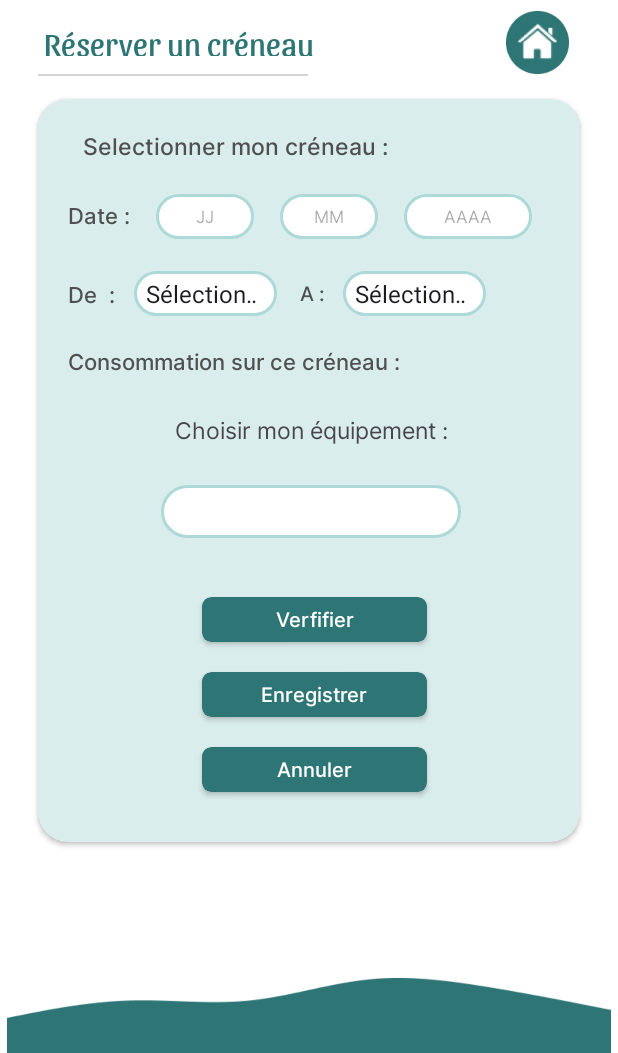
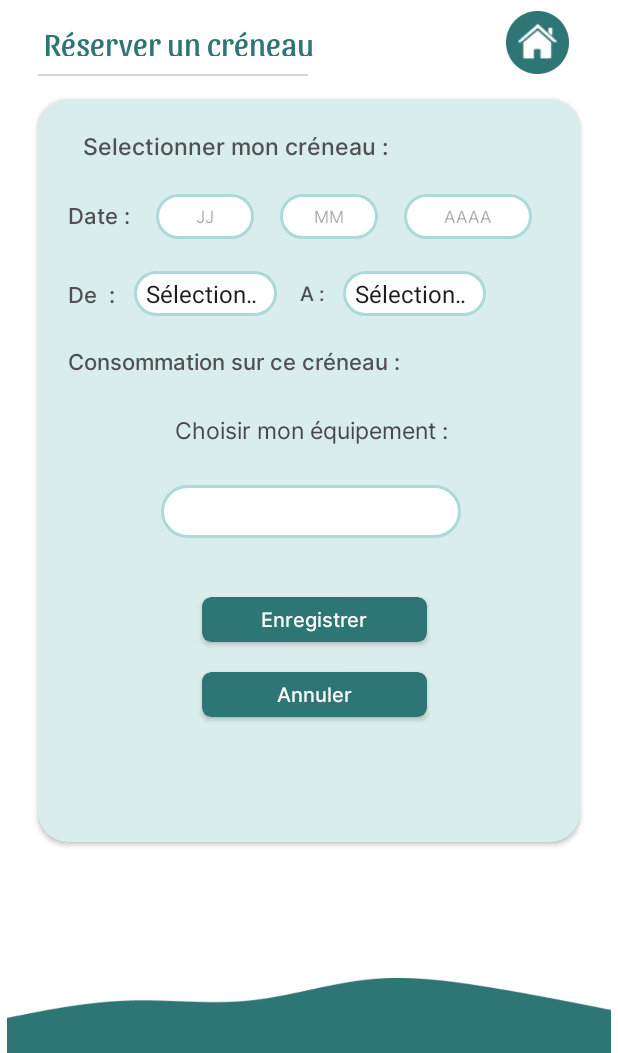
Before and after one commit to Namo-k/BUT_Projet_Mobile_S4_01_Powerhome, an Android app: the fragment CreneauFragment placed in its activity, on a phone screen of 412 x 824 dp, the part 183-1236 px from its top. Run offline under Robolectric (Android 15) with nearby library versions, the phone set to English and light mode, and no system bars; our stand-ins replace Volley; network calls fail.

Commit message:
creneau + bonus malus

```diff
--- a/app/src/main/java/fr/iut/projet_mobile_s4_01_powerhome/connexion/LoginActivity.java
+++ b/app/src/main/java/fr/iut/projet_mobile_s4_01_powerhome/connexion/LoginActivity.java
@@ -51,6 +51,8 @@ public class LoginActivity extends AppCompatActivity {
         EditText mdpET = findViewById(R.id.mdpET);
 
 
+        mailET.setText("k@gmail.com");
+        mdpET.setText("Namodacane77!!");
 
         registerBtn.setOnClickListener(new View.OnClickListener() {
             @Override
--- a/app/src/main/res/layout/fragment_creneau.xml
+++ b/app/src/main/res/layout/fragment_creneau.xml
@@ -495,7 +495,7 @@
                             </RelativeLayout>-->
 
                             <androidx.cardview.widget.CardView
-                                android:id="@+id/btnVerifier"
+                                android:id="@+id/btnEnregistrerCreneau"
                                 android:layout_width="150dp"
                                 android:layout_height="30dp"
                                 app:cardBackgroundColor="@color/darkGreen"
@@ -507,33 +507,13 @@
                                     android:layout_width="match_parent"
                                     android:layout_height="match_parent"
                                     android:fontFamily="@font/inter_medium"
-                                    android:text="Verfifier"
+                                    android:text="Enregistrer"
                                     android:textAlignment="center"
                                     android:padding="5dp"
                                     android:textColor="@color/white"
                                     android:textSize="13dp" />
                             </androidx.cardview.widget.CardView>
 
-                            <androidx.cardview.widget.CardView
-                                android:id="@+id/btnEnregistrerCreneau"
-                                android:layout_width="150dp"
-                                android:layout_height="30dp"
-                                app:cardBackgroundColor="@color/darkGreen"
-                                app:cardCornerRadius="6dp"
-                                android:layout_marginLeft="2dp"
-                                android:layout_marginTop="20dp"
-                                android:layout_toRightOf="@id/equipement1Spinner">
-
-                                <TextView
-                                    android:layout_width="match_parent"
-                                    android:layout_height="match_parent"
-                                    android:fontFamily="@font/inter_medium"
-                                    android:text="Enregistrer"
-                                    android:textAlignment="center"
-                                    android:padding="5dp"
-                                    android:textColor="@color/white"
-                                    android:textSize="13dp" />
-                            </androidx.cardview.widget.CardView>
 
                             <androidx.cardview.widget.CardView
                                 android:id="@+id/btnAnnulerCreneau"
```
Also changed, not shown: app/src/main/java/fr/iut/projet_mobile_s4_01_powerhome/app/residence/CreneauFragment.java (+24 -45 lines).
